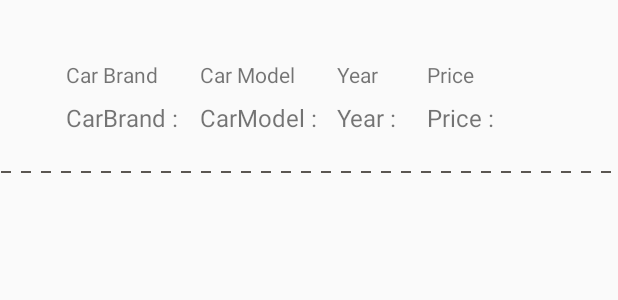
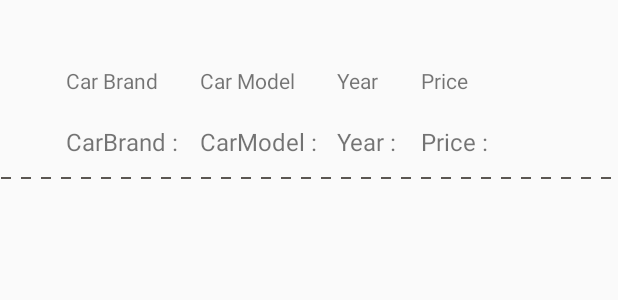
Before and after one commit to Dream-By/auto_storage, an Android app: the layout lo_auto.xml on its own in the app's theme, with its tools: preview values and no code run, on a phone screen of 412 x 824 dp. Shown: the top 300 px of the screen. Run offline under Robolectric (Android 15) with nearby library versions, the phone set to English and light mode, and no system bars.

Commit message:
new update

```diff
--- a/app/build.gradle
+++ b/app/build.gradle
@@ -20,6 +20,7 @@ android {
         release {
             minifyEnabled false
             proguardFiles getDefaultProguardFile('proguard-android-optimize.txt'), 'proguard-rules.pro'
+            android.defaultConfig.vectorDrawables.useSupportLibrary = true
         }
     }
 
@@ -38,5 +39,7 @@ dependencies {
     implementation 'androidx.recyclerview:recyclerview:1.1.0'
     implementation 'com.google.android.material:material:1.1.0'
     implementation 'androidx.fragment:fragment-ktx:1.2.5'
+    implementation 'androidx.preference:preference:1.1.1'
+
 
 }
--- a/app/src/main/AndroidManifest.xml
+++ b/app/src/main/AndroidManifest.xml
@@ -25,6 +25,9 @@
                     android:name="android.support.PARENT_ACTIVITY"
                     android:value=".MainActivity" />
         </activity>
+        <activity android:name=".settings.SettingsActivity"
+                  android:label="@string/sort_by"
+                  android:parentActivityName=".MainActivity"></activity>
     </application>
 
 </manifest>
--- a/app/src/main/java/com/example/auto_storage/Adapters.kt
+++ b/app/src/main/java/com/example/auto_storage/Adapters.kt
@@ -18,8 +18,7 @@ class AutoAdapter(mAtx:Context, val auto:ArrayList<Autos>) : RecyclerView.Adapte
         val textCarModel = itemView.textView2
         val textYear = itemView.textView3
         val textPrice = itemView.textView4
-        //val btnUpdate = itemView.btnUpdate
-        //val btnDelete = itemView.btnDelete
+
 
     }
 
--- /dev/null
+++ b/app/src/main/res/drawable/ic_add_black_24dp.xml
@@ -0,0 +1,5 @@
+<vector android:height="24dp" android:tint="#1E2460"
+    android:viewportHeight="24.0" android:viewportWidth="24.0"
+    android:width="24dp" xmlns:android="http://schemas.android.com/apk/res/android">
+    <path android:fillColor="#FF000000" android:pathData="M19,13h-6v6h-2v-6H5v-2h6V5h2v6h6v2z"/>
+</vector>
--- a/app/src/main/res/layout/lo_auto.xml
+++ b/app/src/main/res/layout/lo_auto.xml
@@ -5,44 +5,32 @@
                                                    android:layout_width="match_parent"
                                                    android:layout_height="wrap_content">
 
-    <ImageView
-            android:layout_width="match_parent"
-            android:layout_height="5dp" app:srcCompat="@drawable/dotted_line" android:id="@+id/imageView2"
-            tools:layout_editor_absoluteX="0dp" app:layout_constraintTop_toTopOf="parent"
-            android:layout_marginTop="112dp"/>
+    <TextView
+            android:text="Car Brand"
+            android:layout_width="wrap_content"
+            android:layout_height="wrap_content" android:id="@+id/textView"
+            app:layout_constraintTop_toTopOf="parent"
+            android:layout_marginTop="44dp" app:layout_constraintStart_toStartOf="parent"
+            android:layout_marginLeft="44dp" android:layout_marginStart="44dp"/>
     <TextView
             android:text="CarBrand :"
             android:layout_width="wrap_content"
             android:layout_height="wrap_content" android:id="@+id/textView1"
             android:textSize="16sp"
             app:layout_constraintTop_toBottomOf="@+id/textView"
-            android:layout_marginTop="8dp" app:layout_constraintStart_toStartOf="@+id/textView"/>
-    <TextView
-            android:text="Car Brand"
-            android:layout_width="wrap_content"
-            android:layout_height="wrap_content" android:id="@+id/textView"
-            app:layout_constraintTop_toTopOf="parent"
-            android:layout_marginTop="40dp" app:layout_constraintStart_toStartOf="parent"
-            android:layout_marginLeft="44dp" android:layout_marginStart="44dp"/>
-    <TextView
-            android:text="Car Model"
-            android:layout_width="wrap_content"
-            android:layout_height="wrap_content" android:id="@+id/textView5"
-            app:layout_constraintTop_toTopOf="parent"
-            android:layout_marginTop="40dp" app:layout_constraintStart_toEndOf="@+id/textView"
-            android:layout_marginLeft="28dp" android:layout_marginStart="28dp"/>
+            android:layout_marginTop="20dp" app:layout_constraintStart_toStartOf="@+id/textView"/>
     <TextView
             android:text="CarModel : "
             android:layout_width="wrap_content"
             android:layout_height="wrap_content" android:id="@+id/textView2"
             android:textSize="16sp"
             app:layout_constraintStart_toStartOf="@+id/textView5" app:layout_constraintTop_toBottomOf="@+id/textView5"
-            android:layout_marginTop="8dp"/>
+            android:layout_marginTop="20dp"/>
     <TextView
             android:text="@string/action_year"
             android:layout_width="wrap_content"
             android:layout_height="wrap_content" android:id="@+id/textView6"
-            app:layout_constraintTop_toTopOf="parent" android:layout_marginTop="40dp"
+            app:layout_constraintTop_toTopOf="parent" android:layout_marginTop="44dp"
             app:layout_constraintStart_toEndOf="@+id/textView5" android:layout_marginLeft="28dp"
             android:layout_marginStart="28dp"/>
     <TextView
@@ -51,22 +39,34 @@
             android:layout_height="wrap_content" android:id="@+id/textView3"
             android:textSize="16sp"
             app:layout_constraintTop_toBottomOf="@+id/textView6"
-            android:layout_marginTop="8dp"
+            android:layout_marginTop="20dp"
             app:layout_constraintStart_toStartOf="@+id/textView6"/>
     <TextView
             android:text="@string/action_price"
             android:layout_width="wrap_content"
             android:layout_height="wrap_content" android:id="@+id/textView7"
             app:layout_constraintStart_toEndOf="@+id/textView6"
-            android:layout_marginLeft="32dp" android:layout_marginStart="32dp"
-            app:layout_constraintTop_toTopOf="parent" android:layout_marginTop="40dp"/>
+            android:layout_marginLeft="28dp" android:layout_marginStart="28dp"
+            app:layout_constraintTop_toTopOf="parent" android:layout_marginTop="44dp"/>
     <TextView
             android:text="Price :"
             android:layout_width="wrap_content"
             android:layout_height="wrap_content" android:id="@+id/textView4"
             android:textSize="16sp"
             app:layout_constraintTop_toBottomOf="@+id/textView7"
-            android:layout_marginTop="8dp"
+            android:layout_marginTop="20dp"
             app:layout_constraintStart_toStartOf="@+id/textView7"
     />
+    <ImageView
+            android:layout_width="match_parent"
+            android:layout_height="5dp" app:srcCompat="@drawable/dotted_line" android:id="@+id/imageView2"
+            tools:layout_editor_absoluteX="0dp" app:layout_constraintTop_toTopOf="parent"
+            android:layout_marginTop="116dp"/>
+    <TextView
+            android:text="Car Model"
+            android:layout_width="wrap_content"
+            android:layout_height="wrap_content" android:id="@+id/textView5"
+            app:layout_constraintTop_toTopOf="parent"
+            android:layout_marginTop="44dp" app:layout_constraintStart_toEndOf="@+id/textView"
+            android:layout_marginLeft="28dp" android:layout_marginStart="28dp"/>
 </androidx.constraintlayout.widget.ConstraintLayout>
--- a/app/src/main/res/values/strings.xml
+++ b/app/src/main/res/values/strings.xml
@@ -1,11 +1,13 @@
 <resources>
     <string name="app_name">AutoLease</string>
     <string name="add_item">Add New Car</string>
+    <string name="sort_by">Sort By</string>
     <string name="sort_item">Sort by</string>
     <string name="action_settings">- Sort By - </string>
     <string name="action_carbrand">Car Brand</string>
     <string name="action_year">Year</string>
     <string name="action_price">Price</string>
+    <string name="pref_car">pref_car</string>
     <!-- TODO: Remove or change this placeholder text -->
 
 </resources>
```
Also changed, not shown: app/src/main/java/com/example/auto_storage/MainActivity.kt (+38 -2 lines), app/src/main/java/com/example/auto_storage/settings/SettingsActivity.kt (added, +22 -0 lines), app/src/main/java/com/example/auto_storage/settings/SettingsFragment.kt (added, +22 -0 lines), app/src/main/res/layout/activity_main.xml (+9 -1 lines), app/src/main/res/values/arrays.xml (added, +8 -0 lines), app/src/main/res/xml/settings.xml (added, +13 -0 lines).
